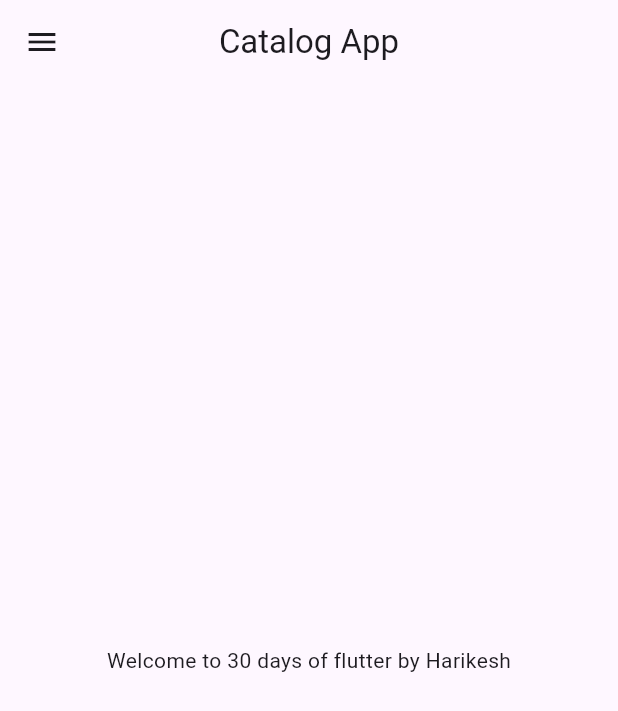
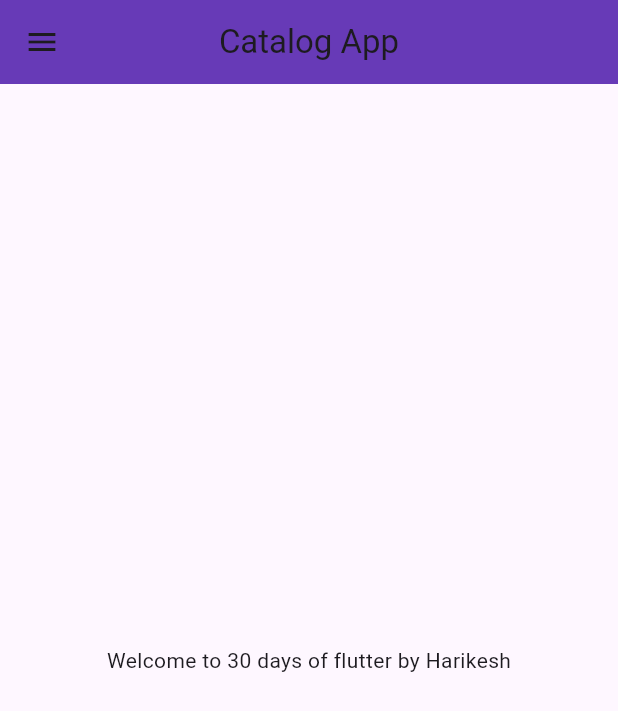
Before and after one commit to harikeshGit/project, a Flutter app: the screen it shows after launch, on a phone screen of 412 x 824 dp. Shown: the top 711 px of the screen. Run offline on Flutter 3.47's test engine with Material 3 defaults, Android fonts, the phone set to English and light mode, and no system bars.

Commit message:
day03 completed

```diff
--- a/lib/main.dart
+++ b/lib/main.dart
@@ -1,5 +1,6 @@
 import 'package:flutter/material.dart';
 import 'package:project/pages/home_pages.dart';
+import 'package:project/pages/login_pages.dart';
 
 void main() {
   runApp(const MyApp());
@@ -12,9 +13,17 @@ class MyApp extends StatelessWidget {
   Widget build(BuildContext context) {
     return MaterialApp(
       debugShowCheckedModeBanner: false,
-      title: "Flutter Demo",
-      theme: ThemeData(primarySwatch: Colors.blue),
-      home: const HomePages(), // Scaffold is now wrapped in MaterialApp
+
+      //home: HomePages(), // Scaffold is now wrapped in MaterialApp
+      themeMode: ThemeMode.light,
+      theme: ThemeData(primarySwatch: Colors.deepPurple),
+      darkTheme: ThemeData(brightness: Brightness.dark),
+      initialRoute: "/home",
+      routes: {
+        "/": (context) => LoginPage(),
+        "/home": (context) => HomePages(),
+        "/login": (context) => LoginPage(),
+      },
     );
   }
 }
--- a/lib/pages/home_pages.dart
+++ b/lib/pages/home_pages.dart
@@ -10,6 +10,7 @@ class HomePages extends StatelessWidget {
 
     return Scaffold(
       appBar: AppBar(
+        backgroundColor: Colors.deepPurple,
         title: const Text("Catalog App"),
         centerTitle: true, // centers the title
       ),
@@ -19,7 +20,7 @@ class HomePages extends StatelessWidget {
           child: Text("Welcome to $days days of flutter by $name"),
         ),
       ),
-      drawer: Drawer(),
+      drawer: Drawer(backgroundColor: Colors.deepPurple),
     );
   }
 }
```
Also changed, not shown: lib/pages/login_pages.dart (added, +21 -0 lines).
